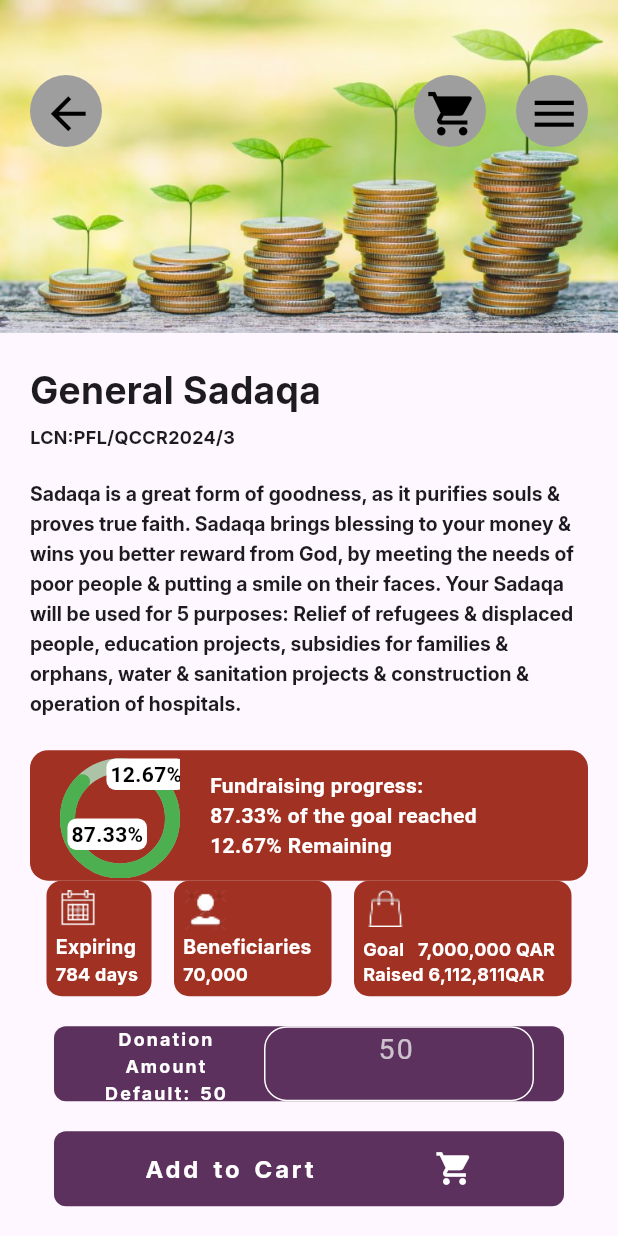
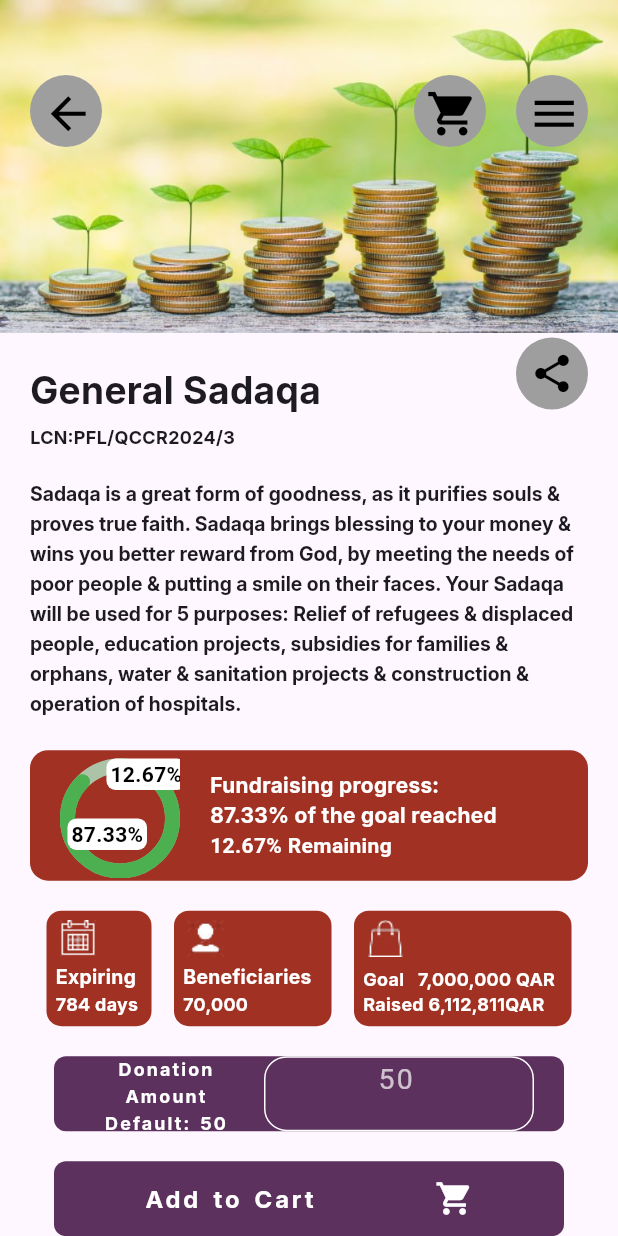
Before and after one commit to VisionForAll-QRCS/QRCS-flutter-app, a Flutter app: the screen it shows after launch, on a phone screen of 412 x 824 dp. Run offline on Flutter 3.47's test engine with Material 3 defaults, Android fonts, the phone set to English and light mode, and no system bars; drawn by our look-alikes of percent_indicator; missing offline and left inert: accessibility_tools; Roboto replaces fonts that are missing (InriaSans).

Commit message:
adding share button and making final touches

```diff
--- a/lib/main.dart
+++ b/lib/main.dart
@@ -51,6 +51,7 @@
                   child: Image.asset('assets/plantCoins.jpg'),
                 ),
                 SizedBox(height: 20), // Add some space between the image and the text gap
+
                 Padding(
                   padding: const EdgeInsets.symmetric(horizontal: 20.0), // Align with buttons
                   child: Column(
@@ -119,7 +120,7 @@
                            Padding(
                             padding: const EdgeInsets.only(left: 20.0, right: 0.0, top: 4.0, bottom: 0.0),
                             child: Stack(
-                              //alignment: Alignment.center,
+                              alignment: Alignment.center,
                               children: [
                                 CircularPercentIndicator(
                                   radius: 40.0,
@@ -168,10 +169,9 @@
                                     ),
                                   ),
                                 ),
-                              ],
+                              ], //children
                             ),
                           ),
-
                           Expanded(
                             child: Padding(
                               padding: const EdgeInsets.only(left: 20.0, right: 20.0, top: 8.0, bottom: 8.0),
@@ -183,7 +183,7 @@
                                       style: TextStyle(
                                         color: Colors.white,
                                         fontSize: 14,
-                                          fontFamily: 'InriaSans',
+                                        fontFamily: 'Sans Serif',
                                         fontWeight: FontWeight.bold,
                                       ),
                                     ),
@@ -192,7 +192,7 @@
                                       style: TextStyle(
                                         color: Colors.white,
                                         fontSize: 14,
-                                          fontFamily: 'InriaSans',
+                                        fontFamily: 'Sans Serif',
                                         fontWeight: FontWeight.bold,
                                       ),
                                     ),
@@ -204,7 +204,7 @@
                                         fontWeight: FontWeight.bold,
                                       ),
                                     ),
-                                    ],
+                                  ], //children
                                 ),
                                 textAlign: TextAlign.left, // Align text to the left
                                 maxLines: 3, // Ensure it fits in 3 lines
@@ -218,6 +218,7 @@
                   ),
                 ),
               ),
+              SizedBox(height: 20),
               Row(
                 mainAxisAlignment: MainAxisAlignment.center,
                 children: [
@@ -236,10 +237,13 @@
                           mainAxisAlignment: MainAxisAlignment.center, // Center the texts vertically
                           crossAxisAlignment: CrossAxisAlignment.start,
                           children: [
-                          Image.asset(
+                            Semantics(
+                              label: 'Calendar Icon', // Add a meaningful label
+                              child: Image.asset(
                                 'assets/icon-1.png', // Path to your image
                                 width: 30, // Adjust the width of the image
                                 height: 25, // Adjust the height of the image
+                              ),
                             ),
                             Spacer(),
                             Text(
@@ -281,10 +285,13 @@
                           mainAxisAlignment: MainAxisAlignment.center, // Center the texts vertically
                           crossAxisAlignment: CrossAxisAlignment.start,
                           children: [
-                          Image.asset(
+                            Semantics(
+                              label: 'Profile Icon', // Add a meaningful label
+                              child: Image.asset(
                                 'assets/icon-2.png', // Path to your image
                                 width: 30, // Adjust the width of the image
-                            height: 27, // Adjust the height of the image
+                                height: 25, // Adjust the height of the image
+                              ),
                             ),
                             Spacer(),
                             Text(
@@ -305,7 +312,7 @@
                                 fontSize: 12,
                               ),
                             ),
-                        ],
+                          ], //children
                         ),
                       )
                     ),
@@ -326,10 +333,13 @@
                           mainAxisAlignment: MainAxisAlignment.center, // Center the texts vertically
                           crossAxisAlignment: CrossAxisAlignment.start,
                           children: [
-                          Image.asset(
+                            Semantics(
+                              label: 'Bag Icon', // Add a meaningful label
+                              child: Image.asset(
                                 'assets/icon-3.png', // Path to your image
                                 width: 30, // Adjust the width of the image
                                 height: 25, // Adjust the height of the image
+                              ),
                             ),
                             Spacer(),
                             Text(
@@ -357,8 +367,7 @@
                   ),
                 ],
               ),
-            //SizedBox(height: 20), // Add some space between the image and the text
-            SizedBox(height: 20), // Add some space between the row
+              SizedBox(height: 20), // Add some space between the image and the text // Add some space between the row
               Column(
                 children: [
                   Container(
@@ -498,6 +507,36 @@
           ),
         ),
         Positioned(
+          top: 225, // Adjust the vertical position
+          right: 20,
+          child: Row(
+            children: [ // Adjust the horizontal position
+              Semantics(
+                label: 'Share Button',
+                button: true,
+                child: Container(
+                      width: 48,
+                      height: 48,
+                      decoration: BoxDecoration(
+                        color: Colors.grey, // Grey circular background
+                        shape: BoxShape.circle,
+                      ),
+                child: Center(
+                  child: IconButton(
+                    icon: Icon(Icons.share, size: 30, color: Colors.black),
+                    onPressed: () {
+                      // Add share functionality here
+                    },
+                    tooltip: 'Share',
+                  ),
+                ),
+              ),
+          ),
+        ],
+      ),
+    ),
+
+        Positioned(
           top: 50,
           right: 20,
           child: Row(
@@ -546,9 +585,8 @@
             ],
           ),
         ),
-            // Back icon
           Positioned(
-        top: 50,
+            top: 50,  // Back icon
             left: 20,
             child: Semantics(
               label: 'Back button',
@@ -570,8 +608,8 @@
               ),
             ),
           ),
-    ],
+        ], //children
       ),
     );
+  }    //build
 }
-}
```
Lines whose indentation alone changed are shown as unchanged.
